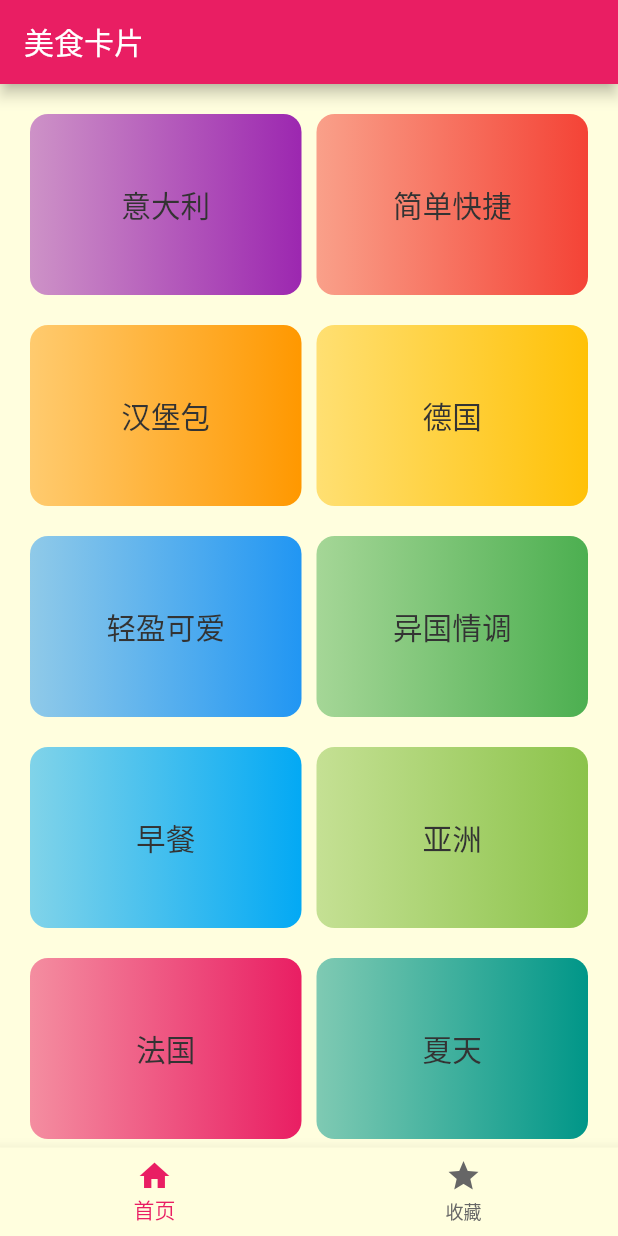
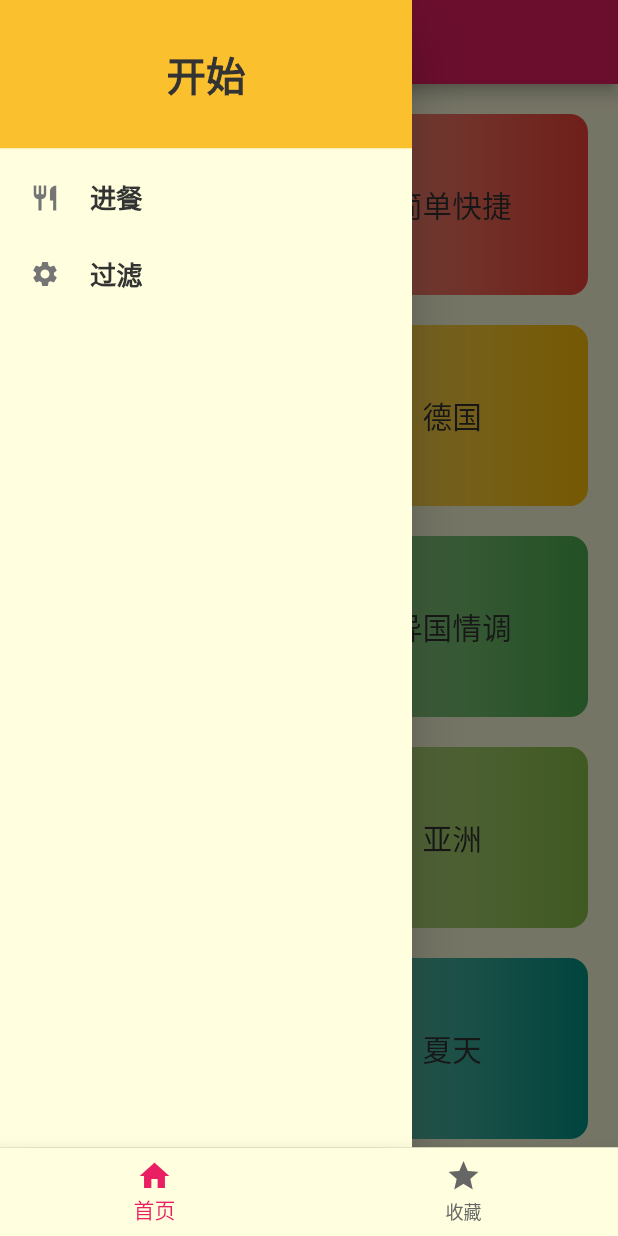
Before and after one commit to heyaf/choosePic_flutter, a Flutter app: the screen it shows after launch, with the side drawer open (before the commit the screen has no drawer), on a phone screen of 412 x 824 dp. Run offline on Flutter 3.47's test engine with Material 2 defaults, Android fonts, the phone set to English and light mode, and no system bars; our stand-ins replace dio, flutter_screenutil.

Commit message:
收藏模块+首页抽屉

```diff
--- a/choosePic_flutter/lib/ui/pages/detail/detail.dart
+++ b/choosePic_flutter/lib/ui/pages/detail/detail.dart
@@ -1,5 +1,6 @@
 import 'package:choosePic_flutter/core/model/mealsModel.dart';
 import 'package:choosePic_flutter/ui/pages/detail/detail_content.dart';
+import 'package:choosePic_flutter/ui/pages/detail/detail_float_button.dart';
 import 'package:flutter/material.dart';
 
 class HYDetailScreen extends StatelessWidget {
@@ -15,6 +16,6 @@ class HYDetailScreen extends StatelessWidget {
         body: Center(
           child: detailContentWidget(),
         ),
-    );
+        floatingActionButton: HYFFloatButton(meal));
   }
 }
--- a/choosePic_flutter/lib/ui/pages/detail/detail_content.dart
+++ b/choosePic_flutter/lib/ui/pages/detail/detail_content.dart
@@ -29,6 +29,7 @@ class detailContentWidget extends StatelessWidget {
 //头部图片
   Widget headerBanner() {
     return Container(
+      width: double.infinity,
       child: Image.network(_meals.imageUrl),
     );
   }
--- /dev/null
+++ b/choosePic_flutter/lib/ui/pages/homepages/homedrawDrawer.dart
@@ -0,0 +1,94 @@
+import 'package:flutter/material.dart';
+import 'package:flutter_screenutil/flutter_screenutil.dart';
+
+class HYFHomeDrawer extends StatelessWidget {
+  @override
+  Widget build(BuildContext context) {
+    return Container(
+      width: ScreenUtil().setWidth(250),
+      child: Drawer(
+        child: Column(
+          children: [
+            buildHeaderStart(),
+            buildSecContainer(),
+            buildThrContainer(context)
+          ],
+        ),
+      ),
+    );
+  }
+
+  //头部
+  Widget buildHeaderStart() {
+    return Container(
+      color: Colors.yellow[700],
+      height: ScreenUtil().setHeight(80),
+      child: Center(
+        child: Text(
+          '开始',
+          style: TextStyle(
+              fontSize: ScreenUtil().setSp(24), fontWeight: FontWeight.bold),
+        ),
+      ),
+    );
+  }
+
+  Widget buildSecContainer() {
+    return InkWell(
+      child: Container(
+        padding: EdgeInsets.fromLTRB(20, 20, 10, 5),
+        child: Row(
+          children: [
+            Icon(
+              Icons.restaurant,
+              color: Colors.grey[600],
+              size: 20.0,
+            ),
+            SizedBox(
+              width: 20,
+            ),
+            Text(
+              '进餐',
+              style: TextStyle(
+                  fontSize: ScreenUtil().setSp(16),
+                  fontWeight: FontWeight.bold),
+            )
+          ],
+        ),
+      ),
+      onTap: () {
+        print('进餐');
+      },
+    );
+  }
+
+  Widget buildThrContainer(BuildContext context) {
+    return InkWell(
+      child: Container(
+        padding: EdgeInsets.fromLTRB(20, 20, 10, 10),
+        child: Row(
+          children: [
+            Icon(
+              Icons.settings,
+              color: Colors.grey[600],
+              size: 20.0,
+            ),
+            SizedBox(
+              width: 20,
+            ),
+            Text(
+              '过滤',
+              style: TextStyle(
+                  fontSize: ScreenUtil().setSp(16),
+                  fontWeight: FontWeight.bold),
+            )
+          ],
+        ),
+      ),
+      onTap: () {
+        print('点击过滤');
+        Navigator.of(context).pop();
+      },
+    );
+  }
+}
--- a/choosePic_flutter/lib/ui/pages/homepages/homepages.dart
+++ b/choosePic_flutter/lib/ui/pages/homepages/homepages.dart
@@ -1,6 +1,7 @@
 import 'package:choosePic_flutter/core/model/home_category.dart';
 import 'package:choosePic_flutter/core/network/jsonParse.dart';
 import 'package:choosePic_flutter/ui/pages/detail_page.dart/homemealpage.dart';
+import 'package:choosePic_flutter/ui/pages/homepages/homedrawDrawer.dart';
 import 'package:flutter_screenutil/flutter_screenutil.dart';
 import 'package:flutter/material.dart';
 
@@ -31,6 +32,7 @@ class _HomePagesState extends State<HomePages> {
         appBar: AppBar(
           title: Text('美食卡片'),
         ),
+        drawer: HYFHomeDrawer(),
         body: GridView.builder(
             padding: EdgeInsets.all(20.0),
             itemCount: homecategoryList.length,
```
Also changed, not shown: choosePic_flutter/lib/core/viewmodel/mealfav_viewModel.dart (added, +33 -0 lines), choosePic_flutter/lib/main.dart (+6 -2 lines), choosePic_flutter/lib/ui/pages/detail/detail_float_button.dart (added, +25 -0 lines), choosePic_flutter/lib/ui/pages/favoritepages/favoriteContent.dart (added, +25 -0 lines), choosePic_flutter/lib/ui/pages/favoritepages/favoritepages.dart (+5 -7 lines), choosePic_flutter/lib/ui/widgets/meals_widget.dart (+28 -1 lines), choosePic_flutter/lib/ui/widgets/operation_item.dart (+6 -1 lines). Lines whose indentation alone changed are shown as unchanged.
